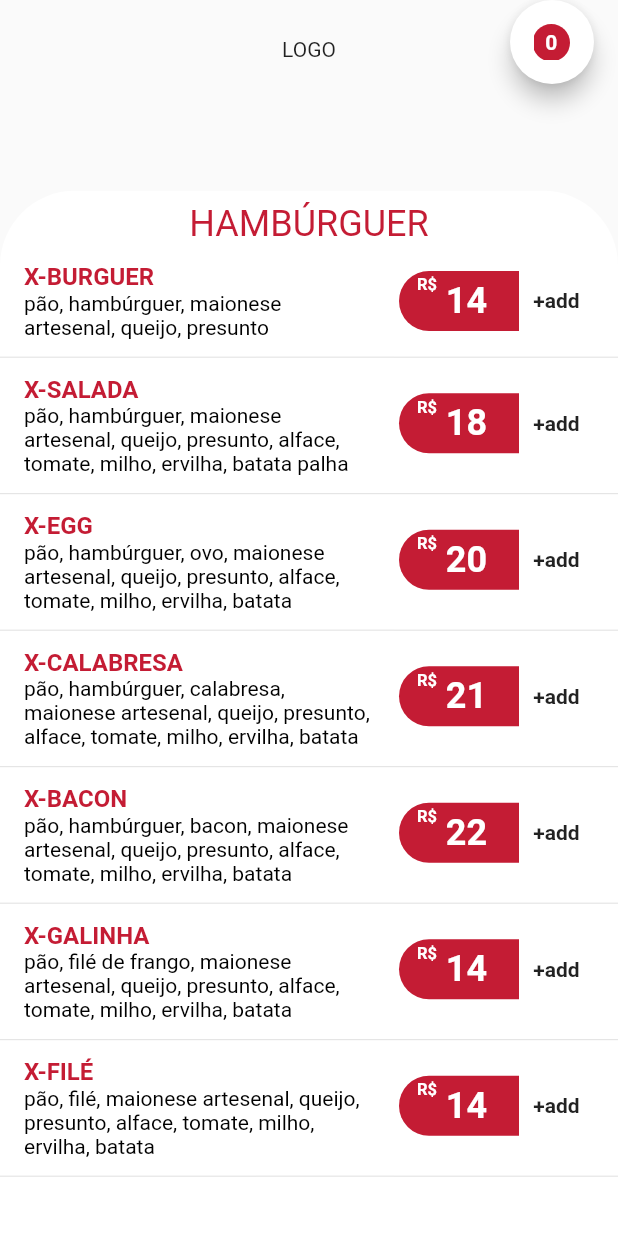
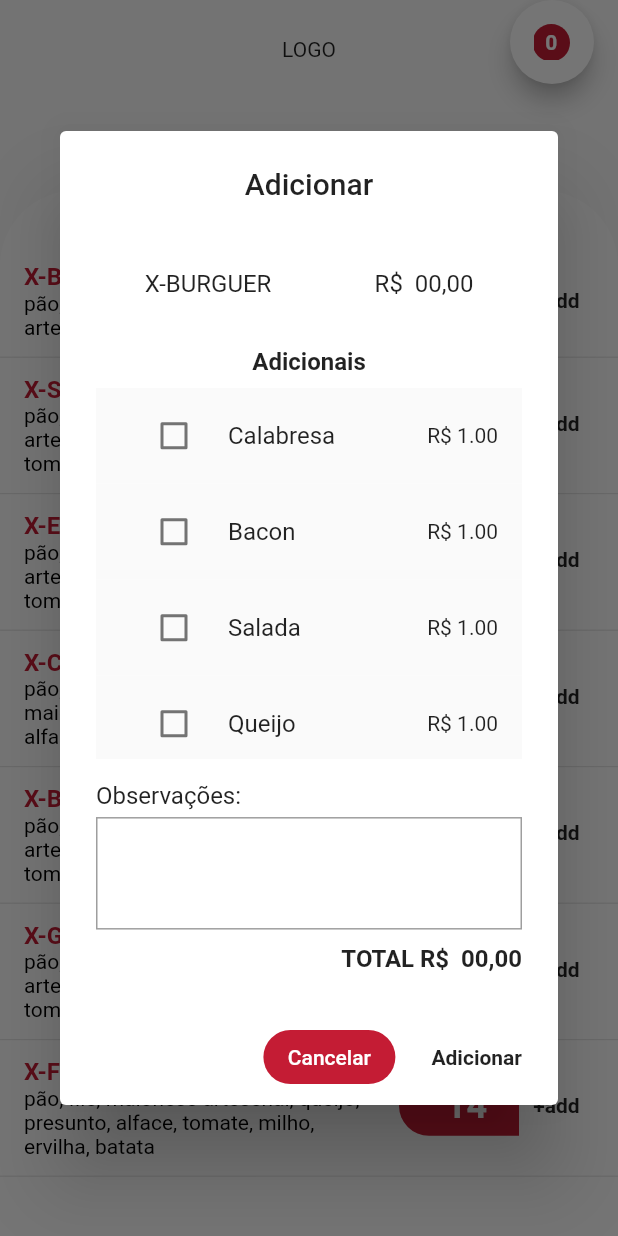
Before and after one commit to juniorsafera/delivery-app, a Flutter app: the TelaPrincipal screen opened by its route, after a tap on "X-BURGUER", on a phone screen of 412 x 824 dp. Run offline on Flutter 3.47's test engine with Material 2 defaults, Android fonts, the phone set to English and light mode, and no system bars.

Commit message:
Update frame_add_carrinho.dart

```diff
--- a/delivey_app/lib/components/frame_add_carrinho.dart
+++ b/delivey_app/lib/components/frame_add_carrinho.dart
@@ -1,30 +1,34 @@
 import 'package:delivey_app/data/data_item_adicional.dart';
-import 'package:delivey_app/data/data_pedido.dart';
+import 'package:delivey_app/models/item_cardapio.dart';
+import 'package:delivey_app/models/pedido.dart';
 import 'package:delivey_app/others/paleta_cores.dart';
+import 'package:delivey_app/provider/itens_pedido.dart';
 import 'package:flutter/material.dart';
 import 'package:delivey_app/components/lista_itens_adicionais.dart';
+import 'package:provider/provider.dart';
 
 
 import 'lista_itens_adicionais.dart';
 
 class FrameAddCarrinho {
-  final _itensAdicionais = DADOS_ITENS_ADICIONAIS.toList();
+
 
   // ignore: non_constant_identifier_names
   void FrameAddItem(
       BuildContext context,
-      String itemTitulo,
-      String valor,
-      void Function(String pedido, List<String> adicionais, String valor)
-          addPedido) {
+      ModelItemCardapio item ,
+      ) {
     final size = MediaQuery.of(context).size;
     //final ControllerTelaPrincipal controller = ControllerTelaPrincipal();
+    final _itensAdicionais = dadosItensAdicionais.toList();
+  final ModelPedido mp = ModelPedido(
+    codigo: item.codigo ,
+    pedido: item,
+    adicionais: [] ,
+    valorTotalItem: item.valor,
+  );
 
-    final DadosPedido listaPedidos = DadosPedido();
-
-    _atualizarCarrinho() {
-      addPedido('pedido1', [], '12');
-    }
+final providerPedido = Provider.of<ListaPedidosProvider>(context, listen: false);
 
     showDialog<String>(
         context: context,
@@ -38,8 +42,8 @@ class FrameAddCarrinho {
                       child: Row(
                         mainAxisAlignment: MainAxisAlignment.spaceAround,
                         children: [
-                          Text(itemTitulo),
-                          Text(' R\$ $valor,00'),
+                          Text(mp.pedido.titulo),
+                          Text(' R\$  00,00'),
                         ],
                       ),
                     ),
@@ -106,7 +110,7 @@ class FrameAddCarrinho {
                       child: Row(
                         mainAxisAlignment: MainAxisAlignment.end,
                         children: [
-                          Text('TOTAL R\$ ${valor},00',
+                          Text('TOTAL R\$  00,00',
                               style:
                                   const TextStyle(fontWeight: FontWeight.bold))
                         ],
@@ -129,7 +133,10 @@ class FrameAddCarrinho {
                   ),
                 ),
                 FlatButton(
-                    onPressed: () {},
+                    onPressed: () {
+                       providerPedido.adicionarItemPedido(mp);
+
+                    },
                     child: const Text(
                       'Adicionar',
                       style: TextStyle(fontWeight: FontWeight.bold),
```
